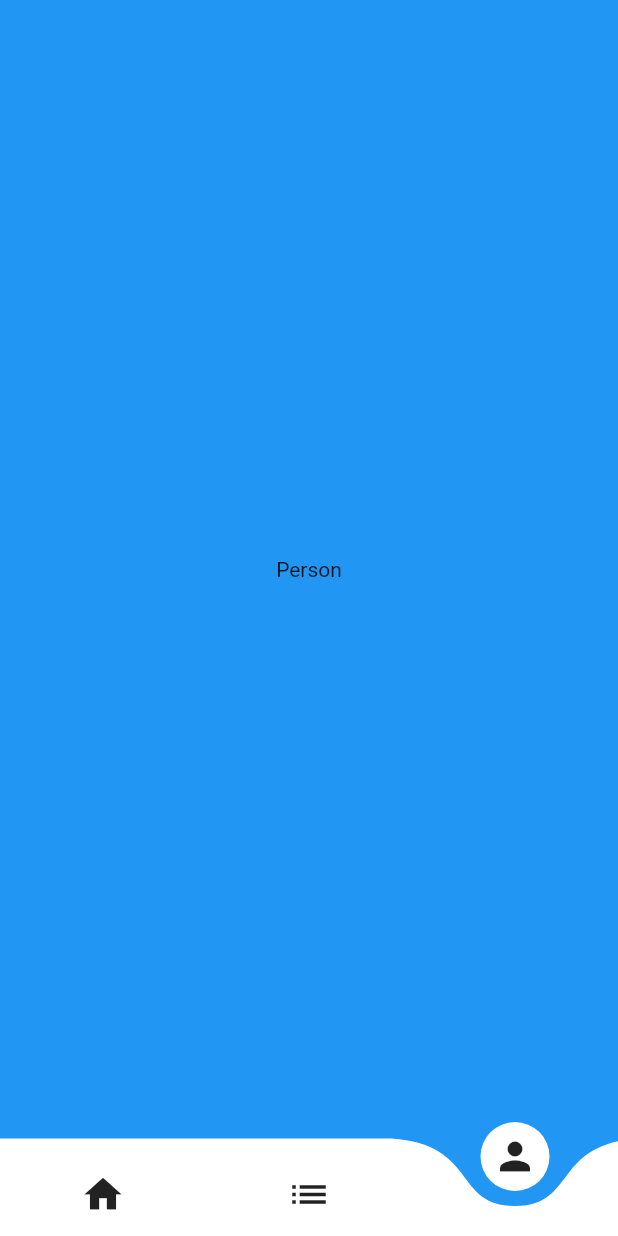
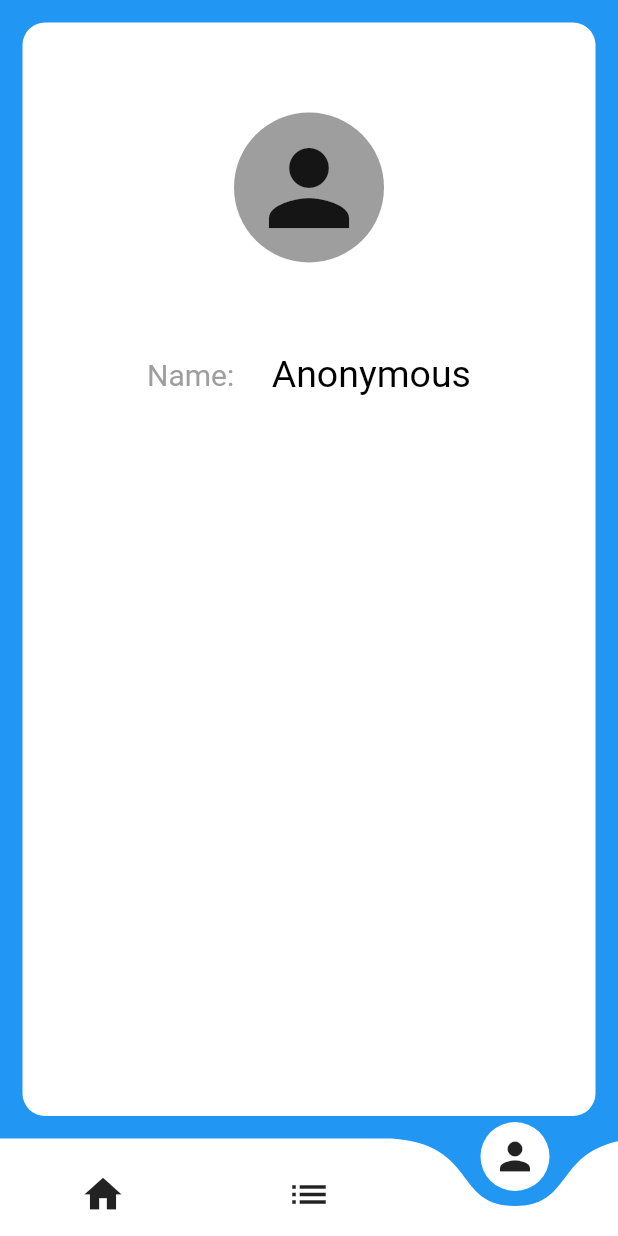
Before and after one commit to ShashiWerdun/Zeta-Book, a Flutter app: the HomePage screen opened directly, swiped to page 3, on a phone screen of 412 x 824 dp. Run offline on Flutter 3.47's test engine with Material 2 defaults, Android fonts, the phone set to English and light mode, and no system bars; drawn by our look-alikes of curved_navigation_bar.

Commit message:
Profile Screen in progress -- only image holder and name field is complete. New font added -- Roboto

```diff
--- a/lib/home_page.dart
+++ b/lib/home_page.dart
@@ -1,5 +1,6 @@
 import 'package:curved_navigation_bar/curved_navigation_bar.dart';
 import 'package:flutter/material.dart';
+import 'package:zeta_book/profile_screen.dart';
 
 class HomePage extends StatefulWidget {
   const HomePage({Key? key}) : super(key: key);
@@ -9,7 +10,6 @@ class HomePage extends StatefulWidget {
 }
 
 class _HomePageState extends State<HomePage> {
-
   int _currentpage = 0;
   PageController pageController = PageController();
   GlobalKey<CurvedNavigationBarState> _navigationkey = GlobalKey();
@@ -21,16 +21,21 @@ class _HomePageState extends State<HomePage> {
       body: PageView(
         pageSnapping: false,
         controller: pageController,
-        children:[
-          Center(child: Text("Home"),),
-          Center(child: Text("List"),),
-          Center(child: Text("Person"),),
+        children: [
+          Center(
+            child: Text("Home"),
+          ),
+          Center(
+            child: Text("List"),
+          ),
+          ProfileScreen(),
         ],
         scrollDirection: Axis.horizontal,
-        onPageChanged: (index){
+        onPageChanged: (index) {
           setState(() {
             _currentpage = index;
-            final CurvedNavigationBarState? navigationBarState = _navigationkey.currentState;
+            final CurvedNavigationBarState? navigationBarState =
+                _navigationkey.currentState;
             navigationBarState?.setPage(_currentpage);
           });
         },
@@ -39,18 +44,28 @@ class _HomePageState extends State<HomePage> {
         color: Colors.white,
         key: _navigationkey,
         items: [
-          Icon(Icons.home, size: 30,),
-          Icon(Icons.list, size: 30,),
-          Icon(Icons.person, size: 30,),
+          Icon(
+            Icons.home,
+            size: 30,
+          ),
+          Icon(
+            Icons.list,
+            size: 30,
+          ),
+          Icon(
+            Icons.person,
+            size: 30,
+          ),
         ],
         height: 65,
         index: _currentpage,
         buttonBackgroundColor: Colors.white,
         backgroundColor: Colors.blue,
-        onTap: (index){
+        onTap: (index) {
           setState(() {
             _currentpage = index;
-            pageController.animateToPage(_currentpage, duration: Duration(milliseconds: 200), curve: Curves.easeInOut);
+            pageController.animateToPage(_currentpage,
+                duration: Duration(milliseconds: 200), curve: Curves.easeInOut);
           });
         },
       ),
--- a/lib/main.dart
+++ b/lib/main.dart
@@ -4,9 +4,11 @@ import 'package:zeta_book/splash.dart';
 
 void main() {
   runApp(MaterialApp(
+    debugShowCheckedModeBanner: false,
     home: SplashScreen(),
-    // theme: ThemeData(
-    // ),
+    theme: ThemeData(
+
+    ),
     // darkTheme: ThemeData(
     //
     // ),
--- /dev/null
+++ b/lib/profile_screen.dart
@@ -0,0 +1,76 @@
+import 'package:flutter/cupertino.dart';
+import 'package:flutter/material.dart';
+
+class ProfileScreen extends StatefulWidget {
+  const ProfileScreen({Key? key}) : super(key: key);
+
+  @override
+  _ProfileScreenState createState() => _ProfileScreenState();
+}
+
+class _ProfileScreenState extends State<ProfileScreen> {
+  @override
+  Widget build(BuildContext context) {
+    return SafeArea(
+      child: Container(
+        decoration: BoxDecoration(
+          color: Colors.white,
+          borderRadius: BorderRadius.circular(15),
+        ),
+        margin: EdgeInsets.all(15),
+        height: MediaQuery.of(context).size.height - 60,
+        width: MediaQuery.of(context).size.width - 60,
+        child: Column(
+          mainAxisAlignment: MainAxisAlignment.start,
+          crossAxisAlignment: CrossAxisAlignment.center,
+          children: [
+            Padding(
+              padding:
+                  const EdgeInsets.symmetric(vertical: 60.0, horizontal: 0.0),
+              child: Container(
+                child: Center(
+                  child: Icon(
+                    Icons.person,
+                    size: 80,
+                  ),
+                ),
+                height: 100,
+                width: 100,
+                decoration: BoxDecoration(
+                  color: Colors.grey,
+                  shape: BoxShape.circle,
+                  // image: DecorationImage(
+                  //   image: AssetImage('assets/images/splash_logo.png'),
+                ),
+              ),
+            ),
+            Row(
+              mainAxisAlignment: MainAxisAlignment.center,
+              children: [
+                Text(
+                  "Name: ",
+                  style: TextStyle(
+                    color: Colors.grey,
+                    fontFamily: 'roboto',
+                    fontSize: 20,
+                  ),
+                ),
+                SizedBox(
+                  width: 20,
+                ),
+                Text(
+                  "Anonymous",
+                  style: TextStyle(
+                    color: Colors.black,
+                    fontFamily: 'roboto',
+                    fontSize: 25,
+                  ),
+                )
+              ],
+            ),
+          ],
+        ),
+      ),
+    );
+  }
+}
--- a/pubspec.yaml
+++ b/pubspec.yaml
@@ -69,5 +69,9 @@ flutter:
       fonts:
         - asset: assets/fonts/BlackOpsOne-Regular.ttf
 
+    - family: roboto
+      fonts:
+        - asset: assets/fonts/Roboto-Regular.ttf
+
   # For details regarding fonts from package dependencies,
   # see https://flutter.dev/custom-fonts/#from-packages
```
Also changed, not shown: assets/fonts/Roboto-Regular.ttf (added).
